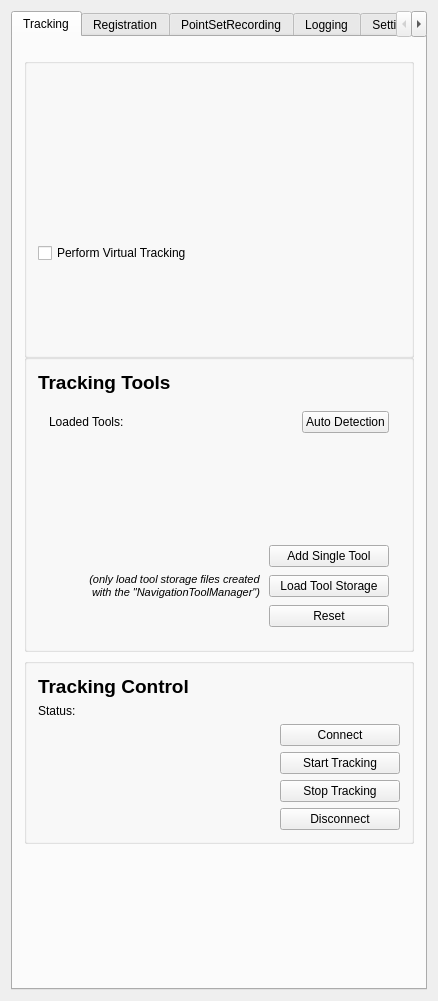
Qt form Plugins/org.mitk.gui.qt.maxillofacialsurgery/src/internal/QmitkMITKIGTMaxillofacialTrackingToolboxViewControls.ui (lsanzdiaz/MITK-BiiG) before a commit.
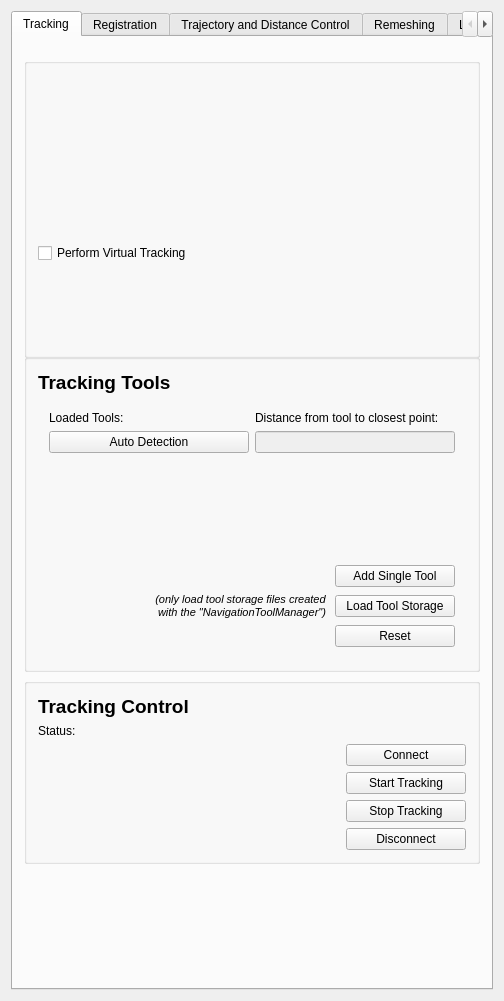
The same form after that commit. Custom widgets are drawn as their Qt base class.

Commit message: 1. Module ACVD Mod and MaxillofacialLabFiles/MITKMaxillofacialMeshLab have been added to allow for mesh-related functions.

What changed in the file:
```diff
--- a/Plugins/org.mitk.gui.qt.maxillofacialsurgery/src/internal/QmitkMITKIGTMaxillofacialTrackingToolboxViewControls.ui
+++ b/Plugins/org.mitk.gui.qt.maxillofacialsurgery/src/internal/QmitkMITKIGTMaxillofacialTrackingToolboxViewControls.ui
@@ -108,7 +108,9 @@
             <widget class="QWidget" name="page">
              <layout class="QVBoxLayout" name="verticalLayout_14">
               <item>
-               <layout class="QHBoxLayout" name="m_LoadedToolsLayout">
+                 <layout class="QHBoxLayout" name="horizontalLayout_14">
+                   <item>
+                     <layout class="QVBoxLayout" name="m_LoadedToolsLayout">
                 <item>
                  <widget class="QLabel" name="m_toolLabel">
                   <property name="text">
@@ -116,19 +118,6 @@
                   </property>
                  </widget>
                 </item>
-                <item>
-                 <spacer name="horizontalSpacer_11">
-                  <property name="orientation">
-                   <enum>Qt::Horizontal</enum>
-                  </property>
-                  <property name="sizeHint" stdset="0">
-                   <size>
-                    <width>40</width>
-                    <height>20</height>
-                   </size>
-                  </property>
-                 </spacer>
-                </item>
                 <item>
                  <widget class="QPushButton" name="m_AutoDetectTools">
                   <property name="text">
@@ -136,8 +125,6 @@
                   </property>
                  </widget>
                 </item>
-               </layout>
-              </item>
               <item>
                <widget class="QmitkToolTrackingStatusWidget" name="m_TrackingToolsStatusWidget" native="true">
                 <property name="minimumSize">
@@ -148,8 +135,65 @@
                 </property>
                </widget>
               </item>
+                     </layout>
+                   </item>                   
               <item>
-               <layout class="QHBoxLayout" name="m_AddSingleToolLayout">
+                     <spacer name="horizontalSpacer_111">
+                       <property name="orientation">
+                         <enum>Qt::Horizontal</enum>
+                       </property>
+                       <property name="sizeHint" stdset="0">
+                         <size>
+                           <width>40</width>
+                           <height>20</height>
+                         </size>
+                       </property>
+                     </spacer>
+                   </item>
+                   <item>
+                   <layout class="QVBoxLayout" name="m_DistanceControlLayout">
+                       <item>
+                         <widget class="QLabel" name="m_DistanceLabel">
+                           <property name="text">
+                             <string>Distance from tool to closest point:</string>
+                           </property>
+                         </widget>
+                       </item>
+                       <item>
+                         <widget class="QLineEdit" name="m_ToolDistanceToSurfaceWidget" native="true">
+                           <property name="minimumSize">
+                             <size>
+                               <width>200</width>
+                               <height>15</height>
+                             </size>
+                           </property>
+                           <property name="enabled">
+                             <bool>false</bool>
+                           </property>
+                           <property name="readOnly">
+                             <bool>true</bool>
+                           </property>
+                         </widget>
+                       </item>
+                       <item>
+                       <spacer name="verticalSpacer_15">
+                         <property name="orientation">
+                           <enum>Qt::Vertical</enum>
+                         </property>
+                         <property name="sizeHint" stdset="0">
+                           <size>
+                             <width>200</width>
+                             <height>70</height>
+                           </size>
+                         </property>
+                       </spacer>
+                     </item>
+                     </layout>
+                   </item>
+                 </layout>
+               </item>
+              <item>
+               <layout class="QHBoxLayout" name="m_AddSingleToolLayout">             
                 <item>
                  <spacer name="horizontalSpacer_12">
                   <property name="orientation">
@@ -693,7 +737,7 @@
   </widget>
      <widget class="QWidget" name="tab_3">
       <attribute name="title">
-       <string>PointSetRecording</string>
+  <string>Trajectory and Distance Control</string>
       </attribute>
    <layout class="QVBoxLayout" name="verticalLayout_31">
    <item>
@@ -1050,6 +1094,29 @@
    </item>
   </layout>
   </widget>-->
+      <widget class="QWidget" name="tab_7">
+        <attribute name="title">
+          <string>Remeshing</string>
+        </attribute>
+        <layout class="QVBoxLayout" name="verticalLayout_61">
+          <item>
+            <widget class="QmitkMaxillofacialRemeshingWidget" name="m_RemeshingWidget"/>
+          </item>
+          <item>
+            <spacer name="verticalSpacer_62">
+              <property name="orientation">
+                <enum>Qt::Vertical</enum>
+              </property>
+              <property name="sizeHint" stdset="0">
+                <size>
+                  <width>20</width>
+                  <height>597</height>
+                </size>
+              </property>
+            </spacer>
+          </item>
+        </layout>
+      </widget>
       <widget class="QWidget" name="tab_5">
       <attribute name="title">
        <string>Logging</string>
@@ -1345,6 +1412,11 @@
    <extends>QComboBox</extends>
    <header>QmitkDataStorageComboBox.h</header>
   </customwidget>
+   <customwidget>
+     <class>QmitkMaxillofacialRemeshingWidget</class>
+     <extends>QWidget</extends>
+     <header>QmitkMaxillofacialRemeshingWidget.h</header>
+   </customwidget>
  </customwidgets>
  <resources/>
  <connections/>
```
Left out of the diff: 213 changed lines with no effect on the pictures. Lines whose indentation alone changed are shown as unchanged. The commit also changes 31 other files.
